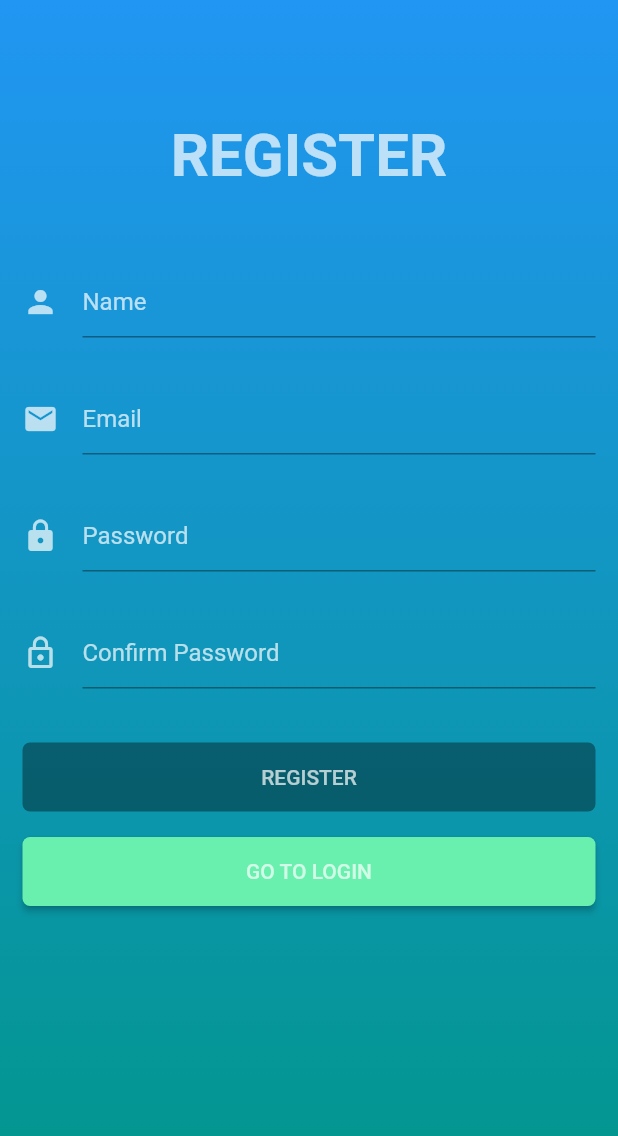
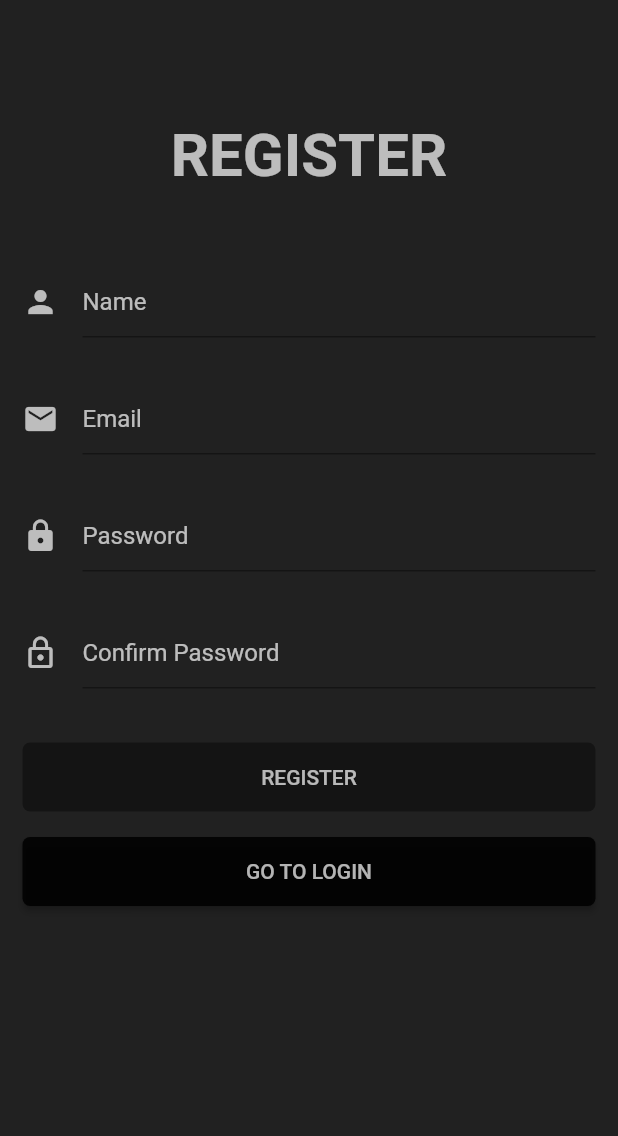
Before and after one commit to KheangLov/auth_api_app, a Flutter app: the screen it shows after launch, after a tap on "GO TO REGISTER", on a phone screen of 412 x 824 dp. Shown: the top 1136 px of the screen. Run offline on Flutter 3.47's test engine with Material 2 defaults, Android fonts, the phone set to English and light mode, and no system bars; our stand-ins replace shared_preferences; missing offline and left inert: tinder_card.

Commit message:
New ui design

```diff
--- a/lib/main.dart
+++ b/lib/main.dart
@@ -1,7 +1,9 @@
 import 'dart:convert';
 
 import 'package:authapi/view/login.dart';
+import 'package:flutter/cupertino.dart';
 import 'package:flutter/material.dart';
+import 'package:tinder_card/tinder_card.dart';
 import 'package:flutter/services.dart';
 import 'package:http/http.dart' as http;
 import 'package:shared_preferences/shared_preferences.dart';
@@ -16,7 +18,7 @@ class MyApp extends StatelessWidget {
       debugShowCheckedModeBanner: false,
       home: MainPage(),
       theme: ThemeData(
-        accentColor: Colors.white70
+        accentColor: Colors.black12
       ),
     );
   }
@@ -54,51 +56,61 @@ class _MainPageState extends State<MainPage> {
   Widget build(BuildContext context) {
     userData();
     return Scaffold(
+      backgroundColor: Color.fromARGB(200, 40, 40, 40),
       appBar: AppBar(
+        backgroundColor: Colors.black87,
         title: Text("Auth API", style: TextStyle(color: Colors.white)),
         actions: <Widget>[
           FlatButton(
             onPressed: () {
               sharedPreferences.clear();
               sharedPreferences.commit();
-              Navigator.of(context).pushAndRemoveUntil(MaterialPageRoute(builder: (BuildContext context) => LoginPage()), (Route<dynamic> route) => false);
+              Navigator.of(context).pushAndRemoveUntil(
+                MaterialPageRoute(
+                  builder: (BuildContext context) => LoginPage()
+                ),
+                (Route<dynamic> route) => false
+              );
             },
             child: Text("Log Out", style: TextStyle(color: Colors.white)),
           ),
         ],
       ),
-      body: Center(child: Text("Main Page")),
+      body: Container(
+        child: TinderSwapCard(
+          demoProfiles: demoProfiles,
+          myCallback: (decision) {},
+        ),
+      ),
       drawer: Drawer(
-        child: new ListView(
-              children: <Widget>[
-                new UserAccountsDrawerHeader(
-                  accountName: new Text(_user.isNotEmpty && _user.containsKey('name') ? _user['name'] : ''),
-                  accountEmail: new Text(_user.isNotEmpty && _user.containsKey('email') ? _user['email'] : ''),
-                  // decoration: new BoxDecoration(
-                  //   image: new DecorationImage(
-                  //     fit: BoxFit.fill,
-                  //    // image: AssetImage('img/estiramiento.jpg'),
-                  //   )
-                  // ),
-                ),
-                new Divider(),
-                // new ListTile(
-                //   title: new Text("Add data"),
-                //   trailing: new Icon(Icons.fitness_center),
-                //   onTap: () => Navigator.of(context).push(new MaterialPageRoute(
-                //     builder: (BuildContext context) => AddData(),
-                //   )),
-                // ),
-                // new Divider(),
-                // new ListTile(
-                //   title: new Text("Mostrar listado"),
-                //   trailing: new Icon(Icons.help),
-                //   onTap: () => Navigator.of(context).push(new MaterialPageRoute(
-                //     builder: (BuildContext context) => ShowData(),
-                //   )),
-                // ),
-              ],
-            ),
+        child: Container(
+          color: Colors.black87,
+          child: ListView(
+            children: <Widget>[
+              UserAccountsDrawerHeader(
+                  decoration: BoxDecoration(
+                    color: Colors.black54,
+                  ),
+                  accountName: Text(_user.isNotEmpty && _user.containsKey('name') ? _user['name'] : ''),
+                  accountEmail: Text(_user.isNotEmpty && _user.containsKey('email') ? _user['email'] : ''),
+                  currentAccountPicture: CircleAvatar(
+                    backgroundColor: Colors.black54,
+                    backgroundImage: ExactAssetImage('assets/IMG_7848.png'),
+                  )
+              ),
+              ListTile(
+                title: Text("Home", style: TextStyle(color: Colors.white70)),
+                trailing: Icon(Icons.arrow_right),
+                onTap: () {},
+              ),
+              ListTile(
+                title: Text("About", style: TextStyle(color: Colors.white70)),
+                trailing: Icon(Icons.arrow_right),
+                onTap: () {},
+              ),
+            ],
+          ),
+        ),
       ),
     );
   }
@@ -112,3 +124,43 @@ class _MainPageState extends State<MainPage> {
     }
   }
 }
+
+class Profile {
+  final List<String> photos;
+  final String name;
+  final String bio;
+
+  Profile({this.photos, this.name, this.bio});
+}
+
+// This widget will be passed as Top Card's Widget.
+final List<Profile> demoProfiles = [
+  new Profile(
+    photos: [
+      "assets/IMG_7848.png",
+      "assets/IMG_7848.png",
+      "assets/IMG_7848.png",
+      "assets/IMG_7848.png",
+      "assets/IMG_7848.png",
+      "assets/IMG_7848.png",
+    ],
+    name: "Aneesh G",
+    bio: "This is the person you want",
+  ),
+  new Profile(
+    photos: [
+      "assets/IMG_7848.png",
+      "assets/IMG_7848.png",
+    ],
+    name: "Amanda Tylor",
+    bio: "You better swpe left",
+  ),
+  new Profile(
+    photos: [
+      "assets/IMG_7848.png",
+      "assets/IMG_7848.png",
+    ],
+    name: "Godson Mathew",
+    bio: "You better swpe left",
+  ),
+];
--- a/lib/view/login.dart
+++ b/lib/view/login.dart
@@ -26,10 +26,7 @@ class _LoginPageState extends State<LoginPage> {
     return Scaffold(
       body: Container(
         decoration: BoxDecoration(
-          gradient: LinearGradient(
-              colors: [Colors.blue, Colors.teal],
-              begin: Alignment.topCenter,
-              end: Alignment.bottomCenter),
+          color: Colors.black87
         ),
         child: _isLoading ? Center(child: CircularProgressIndicator()) : ListView(
           children: <Widget>[
@@ -49,7 +46,7 @@ class _LoginPageState extends State<LoginPage> {
       'password': pass
     };
     var response = await http.post(
-        "http://192.168.1.12:5000/api/auth/login",
+        "http://192.168.1.8:5000/api/auth/login",
         body: jsonEncode(data),
         headers: {'Content-Type': 'application/json'}
     );
@@ -88,7 +85,7 @@ class _LoginPageState extends State<LoginPage> {
                 signIn(emailController.text, passwordController.text);
               },
               elevation: 0.0,
-              color: Colors.purple,
+              color: Colors.black54,
               child: Text("LOGIN", style: TextStyle(color: Colors.white70)),
               shape: RoundedRectangleBorder(borderRadius: BorderRadius.circular(5.0)),
               padding: EdgeInsets.only(top: 15, bottom: 15),
@@ -106,7 +103,7 @@ class _LoginPageState extends State<LoginPage> {
                     (Route<dynamic> route) => false
                 );
               },
-              color: Colors.greenAccent,
+              color: Colors.black87,
               child: Text("GO TO REGISTER", style: TextStyle(color: Colors.white70)),
               shape: RoundedRectangleBorder(borderRadius: BorderRadius.circular(5.0)),
               padding: EdgeInsets.only(top: 15, bottom: 15),
--- a/lib/view/register.dart
+++ b/lib/view/register.dart
@@ -36,10 +36,7 @@ class _RegisterPageState extends State<RegisterPage> {
       key: _scaffoldKey,
       body: Container(
         decoration: BoxDecoration(
-          gradient: LinearGradient(
-              colors: [Colors.blue, Colors.teal],
-              begin: Alignment.topCenter,
-              end: Alignment.bottomCenter),
+          color: Colors.black87,
         ),
         child: _isLoading ? Center(child: CircularProgressIndicator()) : ListView(
           children: <Widget>[
@@ -59,7 +56,7 @@ class _RegisterPageState extends State<RegisterPage> {
       'name': name
     };
     var response = await http.post(
-        "http://192.168.1.12:5000/api/auth/register",
+        "http://192.168.1.8:5000/api/auth/register",
         body: jsonEncode(data),
         headers: {'Content-Type': 'application/json'}
     );
@@ -106,7 +103,7 @@ class _RegisterPageState extends State<RegisterPage> {
                 return false;
               },
               elevation: 0.0,
-              color: Colors.purple,
+              color: Colors.black87,
               child: Text("REGISTER", style: TextStyle(color: Colors.white70)),
               shape: RoundedRectangleBorder(borderRadius: BorderRadius.circular(5.0)),
               padding: EdgeInsets.only(top: 15, bottom: 15),
@@ -124,7 +121,7 @@ class _RegisterPageState extends State<RegisterPage> {
                     (Route<dynamic> route) => false
                 );
               },
-              color: Colors.greenAccent,
+              color: Colors.black87,
               child: Text("GO TO LOGIN", style: TextStyle(color: Colors.white70)),
               shape: RoundedRectangleBorder(borderRadius: BorderRadius.circular(5.0)),
               padding: EdgeInsets.only(top: 15, bottom: 15),
--- a/pubspec.yaml
+++ b/pubspec.yaml
@@ -14,6 +14,7 @@ dependencies:
   shared_preferences: any
   flutter_launcher_icons: ^0.7.5
   cupertino_icons: ^0.1.2
+  tinder_card: ^0.1.1
 
 dev_dependencies:
   flutter_test:
@@ -25,7 +26,8 @@ dev_dependencies:
 
 # The following section is specific to Flutter.
 flutter:
-
+  assets:
+    - IMG_7848.png
   # The following line ensures that the Material Icons font is
   # included with your application, so that you can use the icons in
   # the material Icons class.
```
Also changed, not shown: pubspec.lock, 8 other files.
